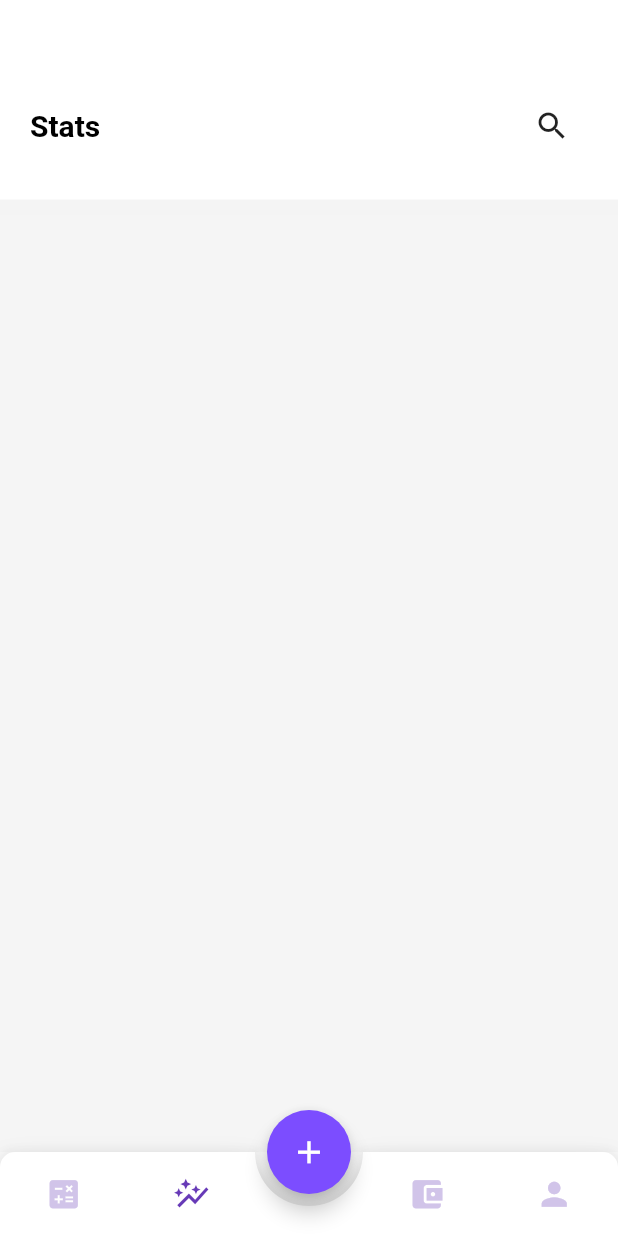
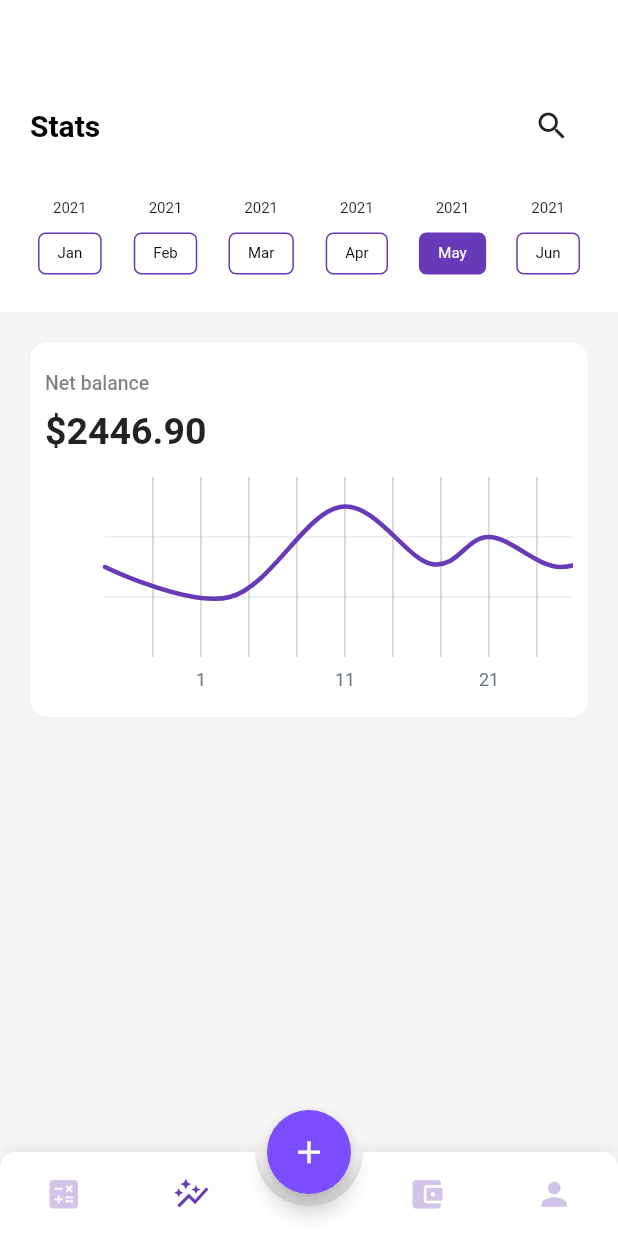
Before and after one commit to chrisd666/finance-manager-app, a Flutter app: the screen it shows after launch, item 2 of the bottom bar chosen, after a tap on the "search" icon, on a phone screen of 412 x 824 dp. Run offline on Flutter 3.47's test engine with Material 2 defaults, Android fonts, the phone set to English and light mode, and no system bars; drawn by our look-alikes of animated_bottom_navigation_bar, fl_chart; our stand-ins replace jiffy.

Commit message:
budget screen

```diff
--- a/lib/main.dart
+++ b/lib/main.dart
@@ -1,4 +1,5 @@
 import 'package:animated_bottom_navigation_bar/animated_bottom_navigation_bar.dart';
+import 'package:finance_manager/screens/budget_screen.dart';
 import 'package:finance_manager/screens/daily_screen.dart';
 import 'package:finance_manager/screens/stats_screen.dart';
 import 'package:flutter/material.dart';
@@ -62,14 +63,12 @@ class _Body extends StatelessWidget {
       children: [
         DailyScreen(),
         StatsScreen(),
+        BudgetScreen(),
+        Center(
+          child: Text("Profile Page"),
+        ),
         Center(
           child: Text("Create Budget Page"),
-        ),
-        Center(
-          child: Text("Budget Page"),
-        ),
-        Center(
-          child: Text("Profile Page"),
         ),
       ],
     );
--- a/lib/models/Tranasction_dates.dart
+++ b/lib/models/Tranasction_dates.dart
@@ -2,6 +2,12 @@ class TransactionDays {
   final String label, day;
 
   const TransactionDays(this.label, this.day);
+}
+
+class TransactionMonths {
+  final String year, month;
+
+  const TransactionMonths(this.year, this.month);
 }
 
 List<TransactionDays> days = [
@@ -13,3 +19,12 @@ List<TransactionDays> days = [
   TransactionDays("Fri", "3"),
   TransactionDays("Sat", "4"),
 ];
+
+List<TransactionMonths> months = [
+  TransactionMonths("2021", "Jan"),
+  TransactionMonths("2021", "Feb"),
+  TransactionMonths("2021", "Mar"),
+  TransactionMonths("2021", "Apr"),
+  TransactionMonths("2021", "May"),
+  TransactionMonths("2021", "Jun"),
+];
--- /dev/null
+++ b/lib/screens/budget_screen.dart
@@ -0,0 +1,136 @@
+import 'package:finance_manager/models/Tranasction_dates.dart';
+import 'package:flutter/material.dart';
+
+class BudgetScreen extends StatefulWidget {
+  const BudgetScreen({Key? key}) : super(key: key);
+
+  @override
+  _BudgetScreenState createState() => _BudgetScreenState();
+}
+
+class _BudgetScreenState extends State<BudgetScreen> {
+  int activeMonthIdx = 4;
+
+  @override
+  Widget build(BuildContext context) {
+    Size size = MediaQuery.of(context).size;
+
+    return Scaffold(
+      backgroundColor: Colors.grey.withOpacity(0.05),
+      body: Column(
+        children: [
+          Container(
+            decoration: BoxDecoration(color: Colors.white, boxShadow: [
+              BoxShadow(
+                  color: Colors.grey.withOpacity(0.01),
+                  spreadRadius: 10,
+                  blurRadius: 3)
+            ]),
+            child: Padding(
+              padding: const EdgeInsets.only(
+                  top: 60, left: 20, right: 20, bottom: 25),
+              child: Column(
+                children: [
+                  Row(
+                    mainAxisAlignment: MainAxisAlignment.spaceBetween,
+                    children: [
+                      Text(
+                        "Budgets",
+                        style: TextStyle(
+                            fontSize: 20,
+                            fontWeight: FontWeight.bold,
+                            color: Colors.black),
+                      ),
+                      Row(
+                        children: [
+                          IconButton(onPressed: () {}, icon: Icon(Icons.add)),
+                          IconButton(onPressed: () {}, icon: Icon(Icons.search))
+                        ],
+                      )
+                    ],
+                  ),
+                  SizedBox(
+                    height: 25,
+                  ),
+                  Row(
+                    mainAxisAlignment: MainAxisAlignment.spaceBetween,
+                    children: List.generate(months.length, (index) {
+                      return GestureDetector(
+                        onTap: () {
+                          setState(() {
+                            activeMonthIdx = index;
+                          });
+                        },
+                        child: Container(
+                          width: (size.width - 40) / 7,
+                          child: Column(
+                            children: [
+                              Text(
+                                months[index].year,
+                                style: TextStyle(fontSize: 10),
+                              ),
+                              SizedBox(
+                                height: 10,
+                              ),
+                              Container(
+                                decoration: BoxDecoration(
+                                    color: activeMonthIdx == index
+                                        ? Theme.of(context).primaryColor
+                                        : Colors.transparent,
+                                    borderRadius: BorderRadius.circular(5),
+                                    border: Border.all(
+                                        color: Theme.of(context).primaryColor)),
+                                child: Padding(
+                                  padding: const EdgeInsets.only(
+                                      top: 7, bottom: 7, right: 12, left: 12),
+                                  child: Text(
+                                    months[index].month,
+                                    style: TextStyle(
+                                      fontSize: 10,
+                                      color: activeMonthIdx == index
+                                          ? Colors.white
+                                          : Colors.black,
+                                    ),
+                                  ),
+                                ),
+                              )
+                            ],
+                          ),
+                        ),
+                      );
+                    }),
+                  )
+                ],
+              ),
+            ),
+          ),
+          SizedBox(
+            height: 20,
+          ),
+          Padding(
+            padding: const EdgeInsets.symmetric(horizontal: 20),
+            child: Container(
+              width: double.infinity,
+              decoration: BoxDecoration(
+                  color: Colors.white,
+                  borderRadius: BorderRadius.circular(12),
+                  boxShadow: [
+                    BoxShadow(
+                        color: Colors.grey.withOpacity(0.01),
+                        spreadRadius: 10,
+                        blurRadius: 3)
+                  ]),
+              child: Padding(
+                padding: const EdgeInsets.all(25),
+                child: Column(
+                  crossAxisAlignment: CrossAxisAlignment.start,
+                  children: [Text("data")],
+                ),
+              ),
+            ),
+          )
+        ],
+      ),
+    );
+  }
+}
--- a/lib/screens/stats_screen.dart
+++ b/lib/screens/stats_screen.dart
@@ -1,3 +1,5 @@
+import 'package:finance_manager/models/Tranasction_dates.dart';
+import 'package:finance_manager/widgets/stats_chart.dart';
 import 'package:flutter/material.dart';
 
 class StatsScreen extends StatefulWidget {
@@ -6,6 +8,8 @@ class StatsScreen extends StatefulWidget {
 }
 
 class _StatsScreenState extends State<StatsScreen> {
+  int activeMonthIdx = 4;
+
   @override
   Widget build(BuildContext context) {
     Size size = MediaQuery.of(context).size;
@@ -39,8 +43,119 @@ class _StatsScreenState extends State<StatsScreen> {
                         ),
                         IconButton(onPressed: () {}, icon: Icon(Icons.search))
                       ],
+                    ),
+                    SizedBox(
+                      height: 25,
+                    ),
+                    Row(
+                      mainAxisAlignment: MainAxisAlignment.spaceBetween,
+                      children: List.generate(months.length, (index) {
+                        return GestureDetector(
+                          onTap: () {
+                            setState(() {
+                              activeMonthIdx = index;
+                            });
+                          },
+                          child: Container(
+                            width: (size.width - 40) / 7,
+                            child: Column(
+                              children: [
+                                Text(
+                                  months[index].year,
+                                  style: TextStyle(fontSize: 10),
+                                ),
+                                SizedBox(
+                                  height: 10,
+                                ),
+                                Container(
+                                  decoration: BoxDecoration(
+                                      color: activeMonthIdx == index
+                                          ? Theme.of(context).primaryColor
+                                          : Colors.transparent,
+                                      borderRadius: BorderRadius.circular(5),
+                                      border: Border.all(
+                                          color:
+                                              Theme.of(context).primaryColor)),
+                                  child: Padding(
+                                    padding: const EdgeInsets.only(
+                                        top: 7, bottom: 7, right: 12, left: 12),
+                                    child: Text(
+                                      months[index].month,
+                                      style: TextStyle(
+                                        fontSize: 10,
+                                        color: activeMonthIdx == index
+                                            ? Colors.white
+                                            : Colors.black,
+                                      ),
+                                    ),
+                                  ),
+                                )
+                              ],
+                            ),
+                          ),
+                        );
+                      }),
                     )
                   ],
+                ),
+              ),
+            ),
+            SizedBox(
+              height: 20,
+            ),
+            Padding(
+              padding: const EdgeInsets.symmetric(horizontal: 20),
+              child: Container(
+                width: double.infinity,
+                height: 250,
+                decoration: BoxDecoration(
+                    color: Colors.white,
+                    borderRadius: BorderRadius.circular(12),
+                    boxShadow: [
+                      BoxShadow(
+                          color: Colors.grey.withOpacity(0.01),
+                          spreadRadius: 10,
+                          blurRadius: 3)
+                    ]),
+                child: Padding(
+                  padding: const EdgeInsets.all(10),
+                  child: Stack(
+                    children: [
+                      Padding(
+                        padding: const EdgeInsets.only(top: 10),
+                        child: Column(
+                          crossAxisAlignment: CrossAxisAlignment.start,
+                          children: [
+                            Text(
+                              "Net balance",
+                              style: TextStyle(
+                                  fontWeight: FontWeight.w500,
+                                  fontSize: 13,
+                                  color: Colors.black.withOpacity(0.5)),
+                            ),
+                            SizedBox(
+                              height: 10,
+                            ),
+                            Text(
+                              "\$2446.90",
+                              style: TextStyle(
+                                fontWeight: FontWeight.bold,
+                                fontSize: 25,
+                              ),
+                            ),
+                          ],
+                        ),
+                      ),
+                      Positioned(
+                        bottom: 0,
+                        child: Container(
+                          width: size.width - 20,
+                          height: 150,
+                          child: StatsChart(),
+                        ),
+                      )
+                    ],
+                  ),
                 ),
               ),
             )
--- /dev/null
+++ b/lib/widgets/stats_chart.dart
@@ -0,0 +1,80 @@
+import 'package:fl_chart/fl_chart.dart';
+import 'package:flutter/material.dart';
+import 'package:flutter/widgets.dart';
+
+class StatsChart extends StatelessWidget {
+  @override
+  Widget build(BuildContext context) {
+    return LineChart(LineChartData(
+        gridData: FlGridData(
+            show: true,
+            drawHorizontalLine: true,
+            getDrawingHorizontalLine: (value) {
+              return FlLine(color: const Color(0xff37434d), strokeWidth: 0.1);
+            }),
+        titlesData: FlTitlesData(
+          show: true,
+          bottomTitles: SideTitles(
+              showTitles: true,
+              reservedSize: 22,
+              getTextStyles: (values) =>
+                  const TextStyle(color: Color(0xff68737d), fontSize: 12),
+              getTitles: (value) {
+                switch (value.toInt()) {
+                  case 2:
+                    return '1';
+                  case 5:
+                    return '11';
+                  case 8:
+                    return '21';
+                }
+
+                return '';
+              },
+              margin: 8),
+          leftTitles: SideTitles(
+            showTitles: true,
+            reservedSize: 28,
+            getTextStyles: (values) =>
+                const TextStyle(color: Color(0xff68737d), fontSize: 12),
+            getTitles: (value) {
+              switch (value.toInt()) {
+                case 1:
+                  return '10k';
+                case 3:
+                  return '50k';
+                case 5:
+                  return '100k';
+              }
+
+              return '';
+            },
+            margin: 12,
+          ),
+        ),
+        borderData: FlBorderData(
+          show: false,
+        ),
+        minX: 0,
+        maxX: 11,
+        minY: 0,
+        maxY: 6,
+        lineBarsData: [
+          LineChartBarData(
+              spots: [
+                FlSpot(0, 3),
+                FlSpot(2.6, 2),
+                FlSpot(4.9, 5),
+                FlSpot(6.8, 3.1),
+                FlSpot(8, 4),
+                FlSpot(9.5, 3),
+                FlSpot(11, 4),
+              ],
+              isCurved: true,
+              colors: [Theme.of(context).primaryColor],
+              barWidth: 3,
+              isStrokeCapRound: true,
+              dotData: FlDotData(show: false))
+        ]));
+  }
+}
--- a/pubspec.yaml
+++ b/pubspec.yaml
@@ -30,6 +30,7 @@ dependencies:
   intl: ^0.17.0
   jiffy: ^4.1.0
   animated_bottom_navigation_bar: ^0.3.2
+  fl_chart: ^0.36.2
 
 dev_dependencies:
   flutter_test:
```
Also changed, not shown: pubspec.lock.
